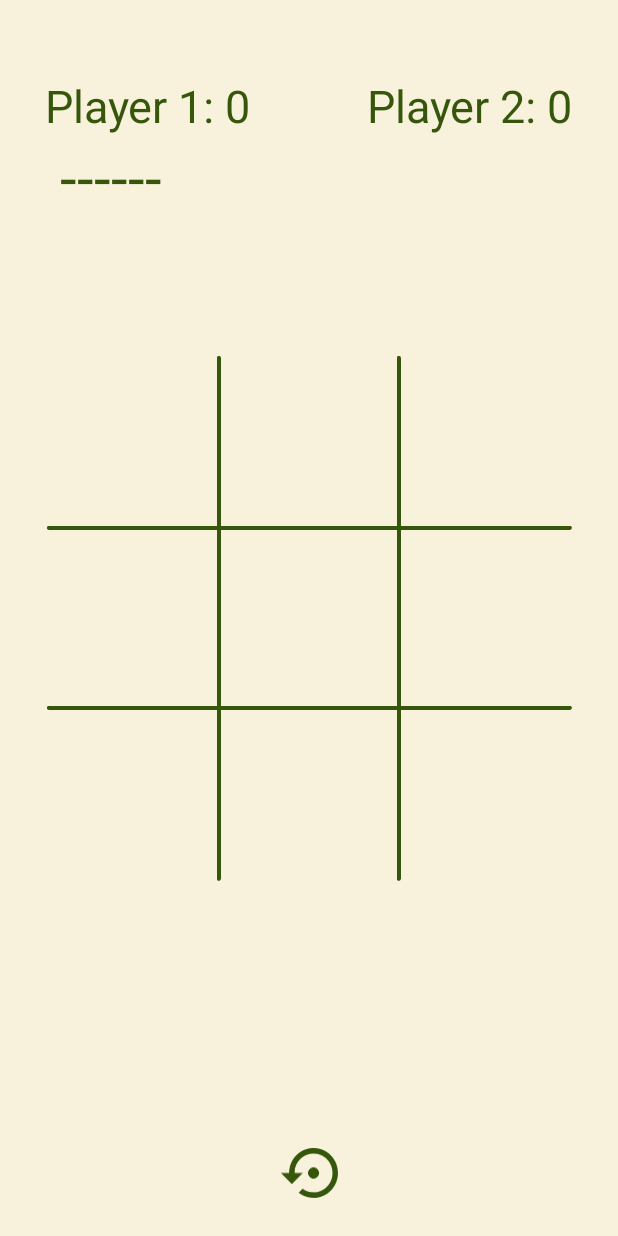
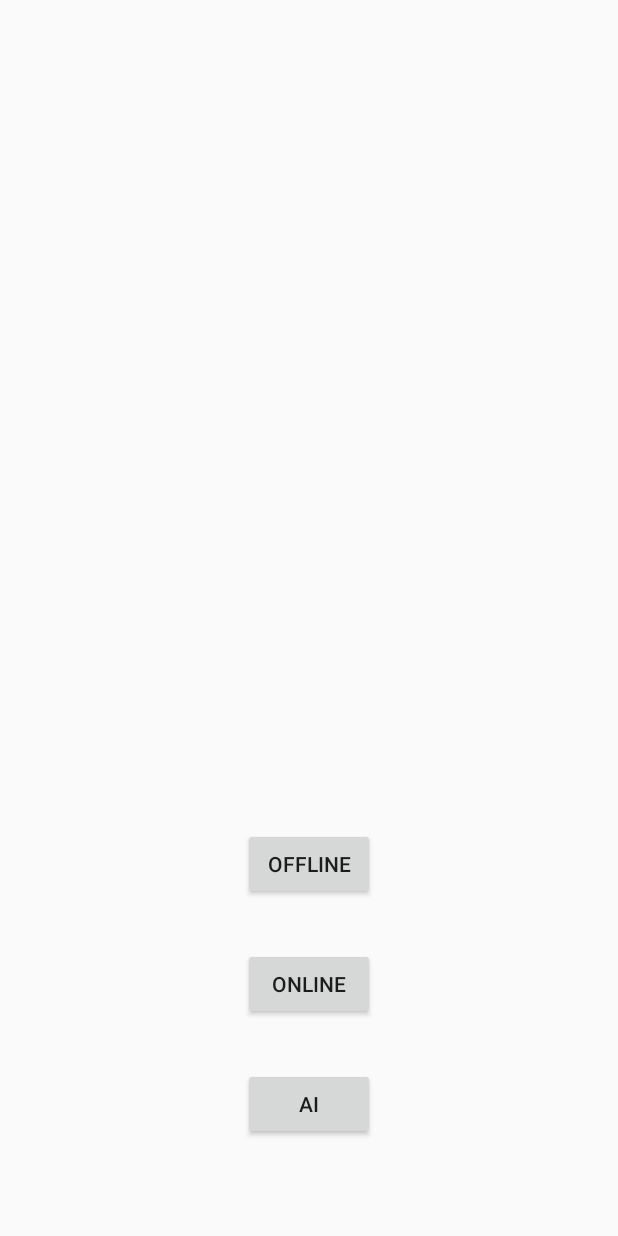
Before and after one commit to ThymenW/TicTacToe, an Android app: the screen it shows after launch (MainActivity before the commit, StartActivity after it), on a phone screen of 412 x 824 dp. Run offline under Robolectric (Android 15) with nearby library versions, the phone set to English and light mode, and no system bars.

Commit message:
[Added] start activity & game mode selection

```diff
--- /dev/null
+++ b/app/src/main/java/com/example/tictactoe/StartActivity.java
@@ -0,0 +1,39 @@
+package com.example.tictactoe;
+
+import android.content.Intent;
+import android.os.Bundle;
+import android.widget.Button;
+
+import androidx.appcompat.app.AppCompatActivity;
+
+import com.example.tictactoe.models.Mode;
+
+public class StartActivity extends AppCompatActivity {
+
+    @Override
+    protected void onCreate(Bundle savedInstanceState) {
+        super.onCreate(savedInstanceState);
+        setContentView(R.layout.activity_start);
+
+
+        Button offline = findViewById(R.id.offline_new_game);
+        Button online = findViewById(R.id.online_new_game);
+        Button ai = findViewById(R.id.ai_new_game);
+
+        offline.setOnClickListener(v -> {
+            Intent intent = new Intent(getApplicationContext(), MainActivity.class);
+            intent.putExtra("GAME_MODE", Mode.OFFLINE);
+            startActivity(intent);
+        });
+        online.setOnClickListener(v -> {
+            Intent intent = new Intent(getApplicationContext(), MainActivity.class);
+            intent.putExtra("GAME_MODE", Mode.ONLINE);
+            startActivity(intent);
+        });
+        ai.setOnClickListener(v -> {
+            Intent intent = new Intent(getApplicationContext(), MainActivity.class);
+            intent.putExtra("GAME_MODE", Mode.AI);
+            startActivity(intent);
+        });
+    }
+}
--- a/app/src/main/java/com/example/tictactoe/services/net/SessionManager.java
+++ b/app/src/main/java/com/example/tictactoe/services/net/SessionManager.java
@@ -16,6 +16,7 @@ public class SessionManager extends WebSocketClient {
 
     private SessionManager(URI serverUri, EventCallback callback) {
         super(serverUri);
+        this.callback = callback;
     }
 
     public static SessionManager getInstance(URI serverUri, EventCallback callback) {
@@ -49,7 +50,6 @@ public class SessionManager extends WebSocketClient {
     @Override
     public void onClose(int code, String reason, boolean remote) {
         Log.d("EVENT_TAG", "onClose: " + reason);
-
     }
 
     @Override
--- /dev/null
+++ b/app/src/main/res/layout/activity_start.xml
@@ -0,0 +1,41 @@
+<?xml version="1.0" encoding="utf-8"?>
+<androidx.constraintlayout.widget.ConstraintLayout xmlns:android="http://schemas.android.com/apk/res/android"
+    xmlns:app="http://schemas.android.com/apk/res-auto"
+    xmlns:tools="http://schemas.android.com/tools"
+    android:layout_width="match_parent"
+    android:layout_height="match_parent"
+    tools:context=".StartActivity">
+
+    <Button
+        android:id="@+id/offline_new_game"
+        android:layout_width="wrap_content"
+        android:layout_height="wrap_content"
+        android:layout_marginBottom="32dp"
+        android:text="Offline"
+        app:layout_constraintBottom_toTopOf="@+id/online_new_game"
+        app:layout_constraintEnd_toEndOf="parent"
+        app:layout_constraintHorizontal_bias="0.5"
+        app:layout_constraintStart_toStartOf="parent" />
+
+    <Button
+        android:id="@+id/online_new_game"
+        android:layout_width="wrap_content"
+        android:layout_height="wrap_content"
+        android:layout_marginBottom="32dp"
+        android:text="Online"
+        app:layout_constraintBottom_toTopOf="@+id/ai_new_game"
+        app:layout_constraintEnd_toEndOf="parent"
+        app:layout_constraintHorizontal_bias="0.5"
+        app:layout_constraintStart_toStartOf="parent" />
+
+    <Button
+        android:id="@+id/ai_new_game"
+        android:layout_width="wrap_content"
+        android:layout_height="wrap_content"
+        android:layout_marginBottom="64dp"
+        android:text="AI"
+        app:layout_constraintBottom_toBottomOf="parent"
+        app:layout_constraintEnd_toEndOf="parent"
+        app:layout_constraintHorizontal_bias="0.5"
+        app:layout_constraintStart_toStartOf="parent" />
+</androidx.constraintlayout.widget.ConstraintLayout>
```
Also changed, not shown: app/src/main/AndroidManifest.xml (+8 -1 lines), app/src/main/java/com/example/tictactoe/MainActivity.java (+43 -28 lines), app/src/main/java/com/example/tictactoe/models/Mode.java (added, +9 -0 lines).
